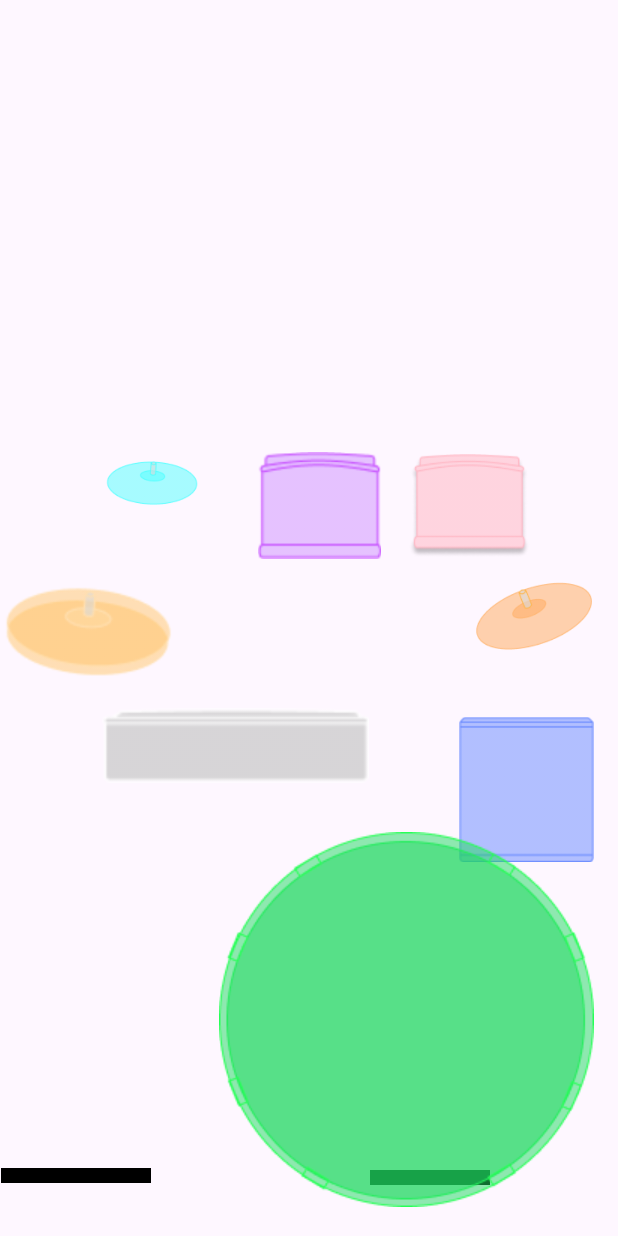
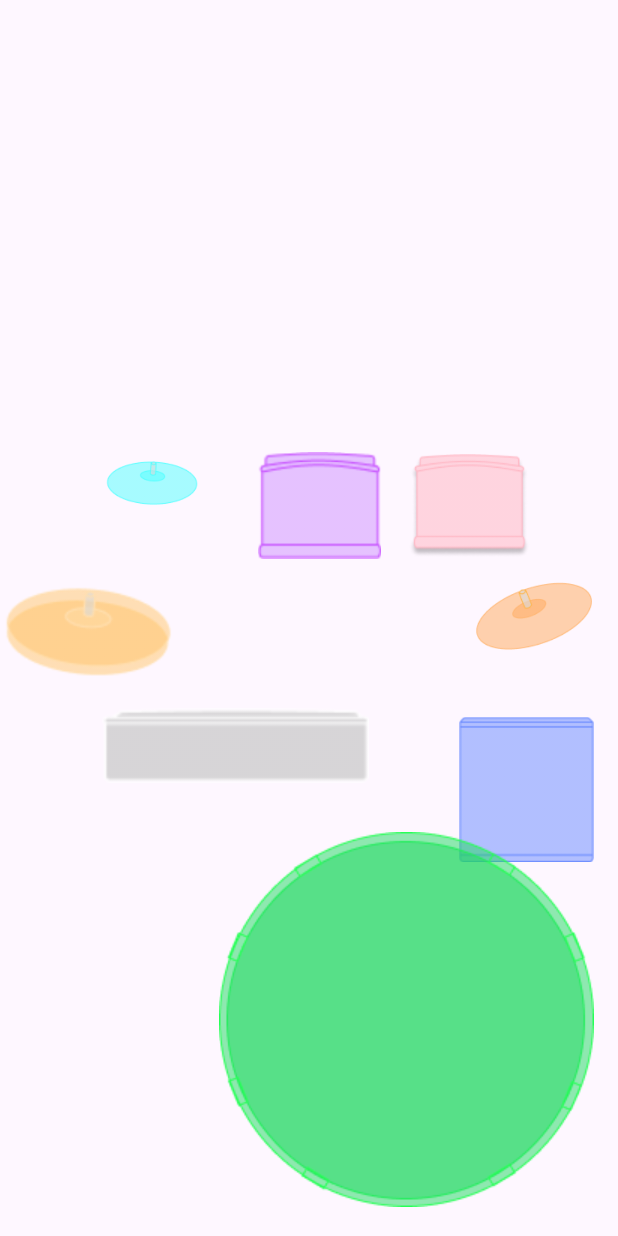
Before and after one commit to kimnayeon16/DrumsComeTrue, an Android app: the layout layout_overlay.xml on its own in the app's theme, with its tools: preview values and no code run, on a phone screen of 412 x 824 dp. Run offline under Robolectric (Android 15) with nearby library versions, the phone set to English and light mode, and no system bars.

Commit message:
feat: 발라인 제거

```diff
--- a/FE/app/src/main/res/layout/layout_overlay.xml
+++ b/FE/app/src/main/res/layout/layout_overlay.xml
@@ -14,29 +14,29 @@
 <!--        tools:layout_editor_absoluteX="0dp"-->
 <!--        tools:layout_editor_absoluteY="0dp" />-->
 
-    <View
-        android:id="@+id/pedal_hihat"
-        android:layout_width="100dp"
-        android:layout_height="10dp"
-        android:background="@color/black"
-        app:layout_constraintBottom_toBottomOf="parent"
-        app:layout_constraintEnd_toEndOf="parent"
-        app:layout_constraintHorizontal_bias="0.003"
-        app:layout_constraintStart_toStartOf="parent"
-        app:layout_constraintTop_toTopOf="parent"
-        app:layout_constraintVertical_bias="0.957" />
+<!--    <View-->
+<!--        android:id="@+id/pedal_hihat"-->
+<!--        android:layout_width="100dp"-->
+<!--        android:layout_height="10dp"-->
+<!--        android:background="@color/black"-->
+<!--        app:layout_constraintBottom_toBottomOf="parent"-->
+<!--        app:layout_constraintEnd_toEndOf="parent"-->
+<!--        app:layout_constraintHorizontal_bias="0.003"-->
+<!--        app:layout_constraintStart_toStartOf="parent"-->
+<!--        app:layout_constraintTop_toTopOf="parent"-->
+<!--        app:layout_constraintVertical_bias="0.957" />-->
 
-    <View
-        android:id="@+id/bass"
-        android:layout_width="80dp"
-        android:layout_height="10dp"
-        android:background="@color/black"
-        app:layout_constraintBottom_toBottomOf="parent"
-        app:layout_constraintEnd_toEndOf="parent"
-        app:layout_constraintHorizontal_bias="0.743"
-        app:layout_constraintStart_toStartOf="parent"
-        app:layout_constraintTop_toTopOf="parent"
-        app:layout_constraintVertical_bias="0.958" />
+<!--    <View-->
+<!--        android:id="@+id/bass"-->
+<!--        android:layout_width="80dp"-->
+<!--        android:layout_height="10dp"-->
+<!--        android:background="@color/black"-->
+<!--        app:layout_constraintBottom_toBottomOf="parent"-->
+<!--        app:layout_constraintEnd_toEndOf="parent"-->
+<!--        app:layout_constraintHorizontal_bias="0.743"-->
+<!--        app:layout_constraintStart_toStartOf="parent"-->
+<!--        app:layout_constraintTop_toTopOf="parent"-->
+<!--        app:layout_constraintVertical_bias="0.958" />-->
 
     <ImageView
         android:id="@+id/crash_img"
```
